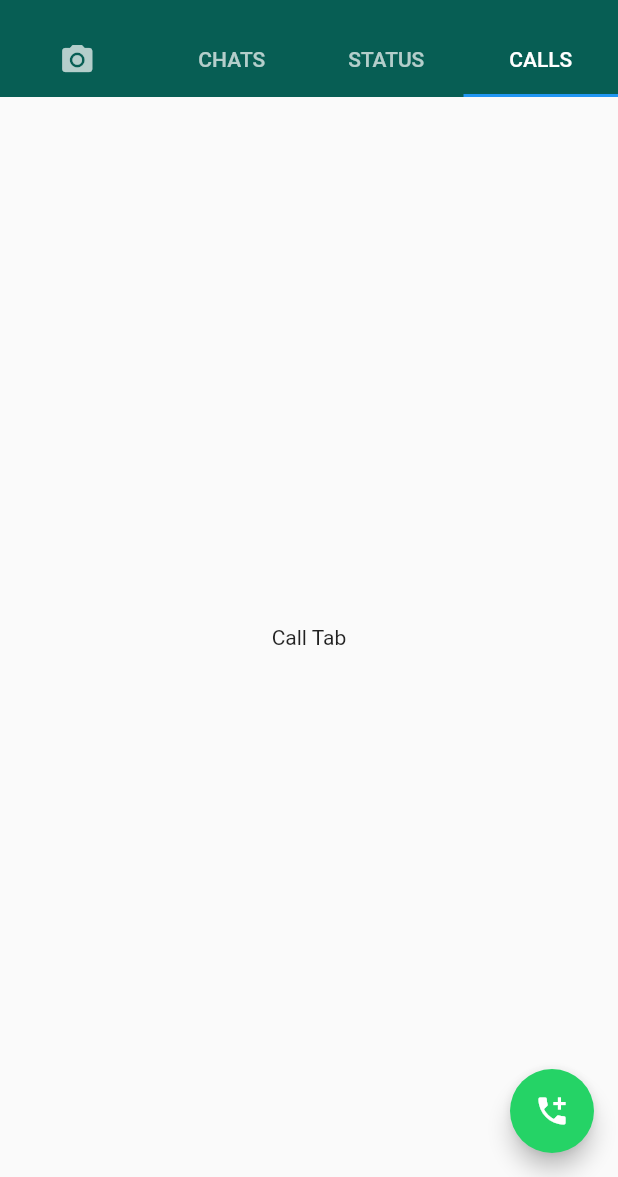
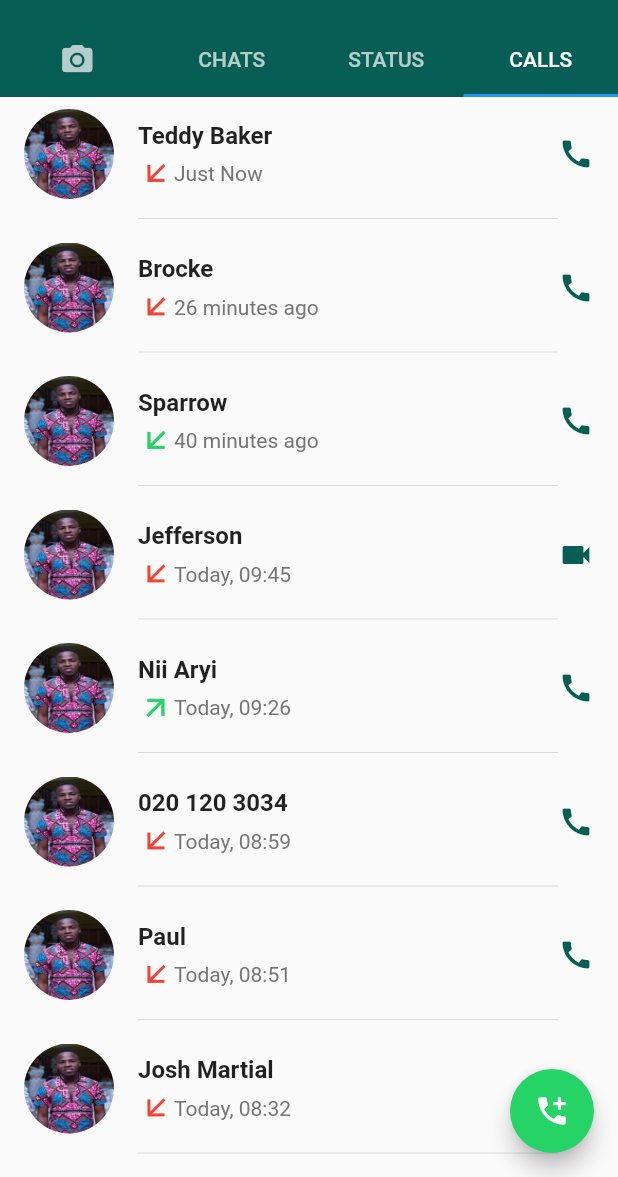
Before and after one commit to oliverboamah/whatsapp_ui, a Flutter app: the screen it shows after launch, swiped to page 4, on a phone screen of 412 x 824 dp, the part 59-1236 px from its top. Run offline on Flutter 3.47's test engine with Material 2 defaults, Android fonts, the phone set to English and light mode, and no system bars.

Commit message:
Add Calls list to Call Tab

```diff
--- /dev/null
+++ b/lib/ui/components/call/call_item.dart
@@ -0,0 +1,105 @@
+// flutter imports
+import 'package:flutter/material.dart';
+import 'package:flutter/widgets.dart';
+
+// my app imports
+import 'package:whatsapp_ui/ui/components/circular_image.dart';
+import 'package:whatsapp_ui/ui/holders/call_data.dart';
+import 'package:whatsapp_ui/ui/holders/call_status.dart';
+import 'package:whatsapp_ui/ui/holders/call_type.dart';
+import 'package:whatsapp_ui/ui/values/colors.dart';
+
+class CallItem extends StatelessWidget {
+  final CallData callData;
+
+  CallItem({@required this.callData});
+
+  @override
+  Widget build(BuildContext context) {
+    return Container(
+      padding: EdgeInsets.only(left: 16.0, top: 8.0, right: 16.0),
+      child: Row(
+        crossAxisAlignment: CrossAxisAlignment.start,
+        children: <Widget>[
+          CircularImage(
+            radius: 30,
+            image: this.callData.image,
+          ),
+          Expanded(
+            child: Padding(
+              padding: const EdgeInsets.only(left: 16.0),
+              child: Column(
+                crossAxisAlignment: CrossAxisAlignment.start,
+                children: <Widget>[
+                  Padding(
+                    padding: const EdgeInsets.only(top: 8.0),
+                    child: Text(
+                      this.callData.name,
+                      style:
+                          TextStyle(fontWeight: FontWeight.bold, fontSize: 16),
+                    ),
+                  ),
+                  Padding(
+                    padding: const EdgeInsets.only(top: 4.0),
+                    child: Row(
+                      crossAxisAlignment: CrossAxisAlignment.start,
+                      children: <Widget>[
+                        Transform.rotate(
+                          angle: 3.127 / 4,
+                          child:
+                              this._getCallStatusIcon(this.callData.callStatus),
+                        ),
+                        Padding(
+                          padding: const EdgeInsets.only(top: 4.0),
+                          child: Text(
+                            this.callData.time,
+                            style: TextStyle(color: SECONDARY_TEXT_COLOR),
+                          ),
+                        )
+                      ],
+                    ),
+                  ),
+                  Padding(
+                    padding: const EdgeInsets.only(top: 10.0),
+                    child: Divider(),
+                  )
+                ],
+              ),
+            ),
+          ),
+          Container(
+              height: 60, child: this._getCallTypeIcon(this.callData.callType)),
+        ],
+      ),
+    );
+  }
+
+  Widget _getCallStatusIcon(CallStatus callStatus) {
+    switch (callStatus) {
+      case CallStatus.incoming:
+        return Icon(
+          Icons.arrow_downward,
+          color: ACCENT_COLOR,
+        );
+      case CallStatus.outgoing:
+        return Icon(Icons.arrow_upward, color: ACCENT_COLOR);
+      case CallStatus.missed:
+        return Icon(Icons.arrow_downward, color: Colors.red);
+    }
+  }
+
+  Widget _getCallTypeIcon(CallType callType) {
+    switch (callType) {
+      case CallType.voice:
+        return Icon(
+          Icons.call,
+          color: PRIMARY_COLOR,
+        );
+      case CallType.video:
+        return Icon(
+          Icons.videocam,
+          color: PRIMARY_COLOR,
+        );
+    }
+  }
+}
--- /dev/null
+++ b/lib/ui/components/call/call_list.dart
@@ -0,0 +1,35 @@
+// flutter imports
+import 'package:flutter/material.dart';
+import 'package:flutter/widgets.dart';
+
+// my app imports
+import 'package:whatsapp_ui/ui/holders/call_data.dart';
+import 'package:whatsapp_ui/ui/components/call/call_item.dart';
+
+class CallList extends StatefulWidget {
+  final List<CallData> callDataList;
+  final Function onCallItemClicked;
+
+  CallList({@required this.callDataList, @required this.onCallItemClicked});
+
+  @override
+  State<StatefulWidget> createState() => _CallListState();
+}
+
+class _CallListState extends State<CallList> {
+  @override
+  Widget build(BuildContext context) {
+    return ListView.builder(
+        scrollDirection: Axis.vertical,
+        shrinkWrap: true,
+        itemBuilder: (BuildContext context, int position) {
+          return Container(
+            child: InkWell(
+              child: CallItem(callData: this.widget.callDataList[position]),
+              onTap: () => this.widget.onCallItemClicked(position),
+            ),
+          );
+        },
+        itemCount: this.widget.callDataList.length);
+  }
+}
--- a/lib/ui/components/chat_item.dart
+++ b/lib/ui/components/chat_item.dart
@@ -13,7 +13,7 @@ import 'package:whatsapp_ui/ui/values/colors.dart';
 class ChatItem extends StatelessWidget {
   final ChatData chatData;
 
-  ChatItem({this.chatData});
+  ChatItem({@required this.chatData});
 
   @override
   Widget build(BuildContext context) {
--- a/lib/ui/components/chat_list.dart
+++ b/lib/ui/components/chat_list.dart
@@ -1,9 +1,9 @@
 // flutter imports
 import 'package:flutter/material.dart';
 import 'package:flutter/widgets.dart';
-import 'package:whatsapp_ui/ui/components/chat_item.dart';
 
 // my app imports
+import 'package:whatsapp_ui/ui/components/chat_item.dart';
 import 'package:whatsapp_ui/ui/holders/chat_data.dart';
 
 class ChatList extends StatefulWidget {
--- /dev/null
+++ b/lib/ui/holders/call_data.dart
@@ -0,0 +1,13 @@
+// my app imports
+import 'package:whatsapp_ui/ui/holders/call_status.dart';
+import 'package:whatsapp_ui/ui/holders/call_type.dart';
+
+class CallData {
+  final String image;
+  final String name;
+  final String time;
+  final CallStatus callStatus;
+  final CallType callType;
+
+  CallData({this.image, this.name, this.time, this.callStatus, this.callType});
+}
--- /dev/null
+++ b/lib/ui/holders/call_status.dart
@@ -0,0 +1,3 @@
+enum CallStatus {
+  incoming, outgoing, missed
+}
--- /dev/null
+++ b/lib/ui/holders/call_type.dart
@@ -0,0 +1 @@
+enum CallType { voice, video }
--- a/lib/ui/tabs/call_tab.dart
+++ b/lib/ui/tabs/call_tab.dart
@@ -1,6 +1,12 @@
 // flutter imports
 import 'package:flutter/material.dart';
 import 'package:flutter/widgets.dart';
+
+// my app imports
+import 'package:whatsapp_ui/ui/components/call/call_list.dart';
+import 'package:whatsapp_ui/ui/holders/call_data.dart';
+import 'package:whatsapp_ui/ui/holders/call_status.dart';
+import 'package:whatsapp_ui/ui/holders/call_type.dart';
 import 'package:whatsapp_ui/ui/values/colors.dart';
 
 class CallTab extends StatefulWidget {
@@ -9,10 +15,82 @@ class CallTab extends StatefulWidget {
 }
 
 class _CallTabState extends State<CallTab> {
+  // status data list
+  List<CallData> CallDataList = [
+    CallData(
+        image: 'assets/images/oliver.png',
+        name: 'Teddy Baker',
+        time: 'Just Now',
+        callStatus: CallStatus.missed,
+        callType: CallType.voice),
+    CallData(
+        image: 'assets/images/oliver.png',
+        name: 'Brocke',
+        time: '26 minutes ago',
+        callStatus: CallStatus.missed,
+        callType: CallType.voice),
+    CallData(
+        image: 'assets/images/oliver.png',
+        name: 'Sparrow',
+        time: '40 minutes ago',
+        callStatus: CallStatus.incoming,
+        callType: CallType.voice),
+    CallData(
+        image: 'assets/images/oliver.png',
+        name: 'Jefferson',
+        time: 'Today, 09:45',
+        callStatus: CallStatus.missed,
+        callType: CallType.video),
+    CallData(
+        image: 'assets/images/oliver.png',
+        name: 'Nii Aryi',
+        time: 'Today, 09:26',
+        callStatus: CallStatus.outgoing,
+        callType: CallType.voice),
+    CallData(
+        image: 'assets/images/oliver.png',
+        name: '020 120 3034',
+        time: 'Today, 08:59',
+        callStatus: CallStatus.missed,
+        callType: CallType.voice),
+    CallData(
+        image: 'assets/images/oliver.png',
+        name: 'Paul',
+        time: 'Today, 08:51',
+        callStatus: CallStatus.missed,
+        callType: CallType.voice),
+    CallData(
+        image: 'assets/images/oliver.png',
+        name: 'Josh Martial',
+        time: 'Today, 08:32',
+        callStatus: CallStatus.missed,
+        callType: CallType.voice),
+    CallData(
+        image: 'assets/images/oliver.png',
+        name: 'Taffah',
+        time: 'Today, 08:18',
+        callStatus: CallStatus.missed,
+        callType: CallType.voice),
+    CallData(
+        image: 'assets/images/oliver.png',
+        name: 'Sly',
+        time: 'Today, 08:11',
+        callStatus: CallStatus.missed,
+        callType: CallType.voice),
+    CallData(
+        image: 'assets/images/oliver.png',
+        name: 'Amful',
+        time: 'Today, 08:07',
+        callStatus: CallStatus.missed,
+        callType: CallType.voice),
+  ];
   @override
   Widget build(BuildContext context) {
     return Scaffold(
-        body: Center(child: Text('Call Tab')),
+        body: CallList(
+          callDataList: this.CallDataList,
+          onCallItemClicked: (position) => {},
+        ),
         floatingActionButton: FloatingActionButton(
           child: Icon(Icons.add_call),
           onPressed: () => {},
```
